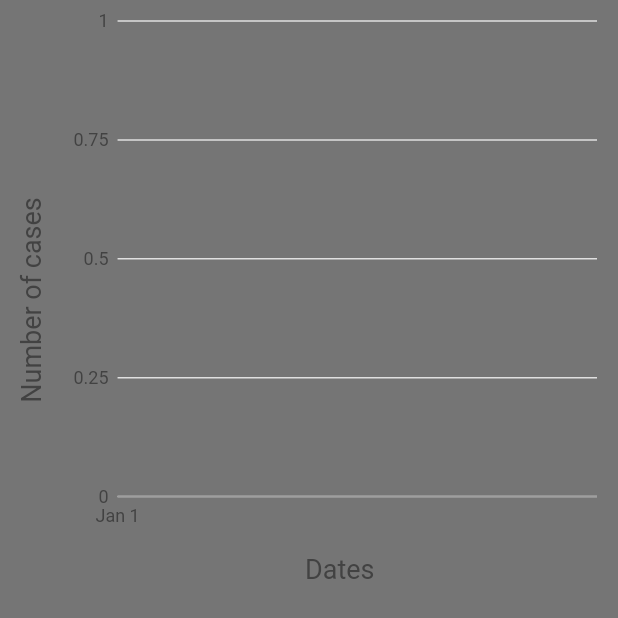
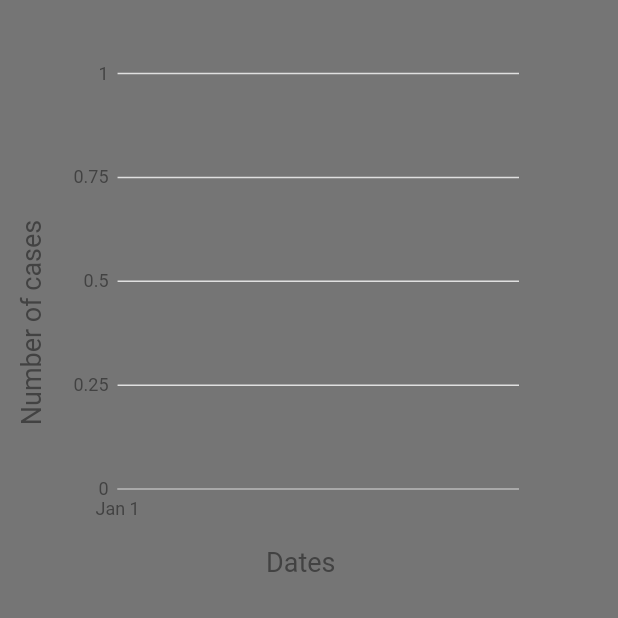
Before and after one commit to imnidhi/ProjectCovid, a Flutter app: the Line screen opened directly with empty values, on a phone screen of 412 x 824 dp. Shown: the top 618 px of the screen. Run offline on Flutter 3.47's test engine with Material 2 defaults, Android fonts, the phone set to English and light mode, and no system bars; our stand-ins replace charts_flutter, shared_preferences; missing offline and left inert: flag, flutter_sparkline; accounts and stored records are empty; network calls fail.

Commit message:
UI changes

```diff
--- a/lib/CustomToolTipForGraph.dart
+++ b/lib/CustomToolTipForGraph.dart
@@ -39,7 +39,7 @@ class CustomCircleSymbolRenderer extends CircleSymbolRenderer {
         strokeWidthPx: strokeWidthPx);
     canvas.drawRect(
         Rectangle(
-            bounds.left - 5, bounds.top, bounds.width + 50, bounds.height + 10),
+            bounds.top, bounds.top, bounds.width + 50, bounds.height + 10),
         fill: Color.transparent);
 
     ChartStyle.TextStyle textStyle = ChartStyle.TextStyle();
--- a/lib/LineGraph.dart
+++ b/lib/LineGraph.dart
@@ -41,9 +41,14 @@ class _LineState extends State<Line> {
   Widget build(BuildContext context) {
     return Consumer<Store>(
       builder: (context, store, child) {
-        return Scaffold(
-          body: Container(
-            height: 400,
+        return SafeArea(
+                  child: Scaffold(
+            body: Column(
+              children: <Widget>[
+                Text(widget.countryName.toUpperCase(),style: TextStyle(letterSpacing: 4,fontSize: 30),),
+                Container(
+                  height: 360,
+                  width: 360,
                   child: charts.TimeSeriesChart(
                     _seriesPieData,
                     animate: true,
@@ -78,6 +83,9 @@ class _LineState extends State<Line> {
                     ],
                   ),
                 ),
+              ],
+            ),
+          ),
         );
       },
     );
--- a/lib/casualties.dart
+++ b/lib/casualties.dart
@@ -20,12 +20,13 @@ class _CasualtiesState extends State<Casualties> {
           return Center(child: CircularProgressIndicator());
         } else {
           return Scaffold(
+            appBar: AppBar(title:Text("RATE OF DEATHS FOR LAST 30 DAYS",style: TextStyle(fontSize: 16,color: Colors.black),),
+            backgroundColor: Colors.lightBlue[50]),
               body: GridView.builder(
                   itemCount: store.deaths.length,
                   gridDelegate: new SliverGridDelegateWithFixedCrossAxisCount(
                       crossAxisCount: 3),
                   itemBuilder: (BuildContext context, int index) {
-                    // var keys = store.countryDataList.keys.toList();
                     return Padding(
                       padding: const EdgeInsets.all(8.0),
                       child: GestureDetector(
--- a/lib/main.dart
+++ b/lib/main.dart
@@ -88,8 +88,8 @@ class _MyHomePageState extends State<MyHomePage> {
                     Tab(
                       child: Text("TOTAL"),
                     ),
-                    Tab(child: Text("RATE OF RECOVERY FOR LAST 30 DAYS")),
-                    Tab(child: Text("RATE OF DEATH FOR LAST 30 DAYS")),
+                    Tab(child: Text("RECOVERY")),
+                    Tab(child: Text("DEATH")),
                   ],
                 ),
                 title: Text('COVID-19'),
--- a/lib/recovery.dart
+++ b/lib/recovery.dart
@@ -20,6 +20,8 @@ class _RecoveryState extends State<Recovery> {
           return Center(child: CircularProgressIndicator());
         } else {
           return Scaffold(
+            appBar: AppBar(title:Text("RATE OF RECOVERY FOR LAST 30 DAYS",style: TextStyle(fontSize: 16,color: Colors.black),),
+            backgroundColor: Colors.lightBlue[50],),
               body: GridView.builder(
                   itemCount: store.recovered.length,
                   gridDelegate: new SliverGridDelegateWithFixedCrossAxisCount(
```
Lines whose indentation alone changed are shown as unchanged.
